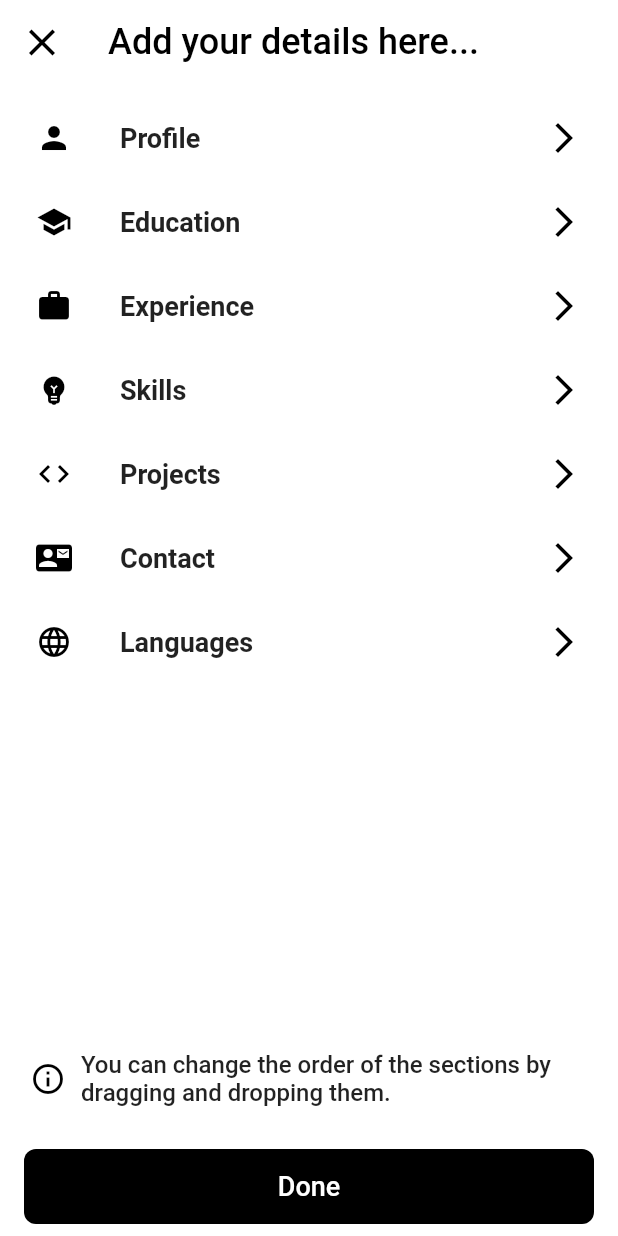
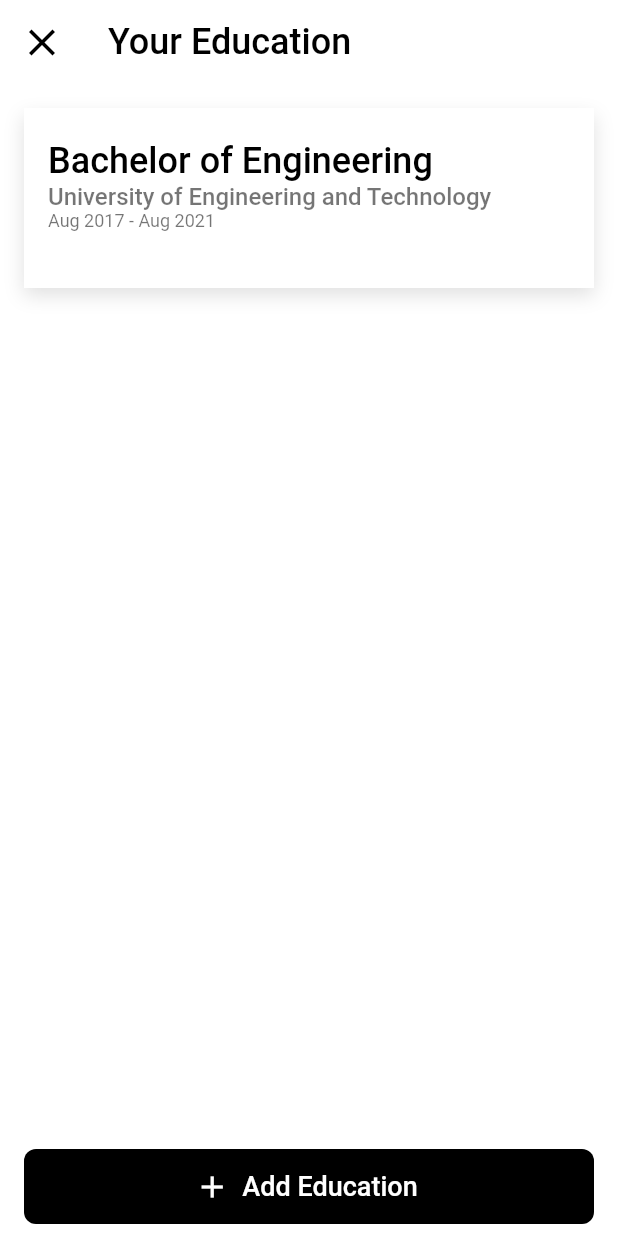
Before and after one commit to SanjayMehra-27/simple_resume_builder_app, a Flutter app: the AddDetailsView screen opened directly, after a tap on "Education", on a phone screen of 412 x 824 dp. Run offline on Flutter 3.47's test engine with Material 2 defaults, Android fonts, the phone set to English and light mode, and no system bars; our stand-ins replace get.

Commit message:
education section UI added

```diff
--- a/lib/app/model/resume_section/resume_section.dart
+++ b/lib/app/model/resume_section/resume_section.dart
@@ -1,6 +1,7 @@
 import 'package:flutter/material.dart';
 import 'package:get/get.dart';
 
+import '../../modules/resume/widgets/education_page.dart';
 import '../../modules/resume/widgets/profile_page.dart';
 
 class ResumeSection {
@@ -34,7 +35,13 @@
     id: 2,
     title: 'Education',
     icon: Icons.school,
-    onTap: () {},
+    onTap: () {
+      // Open Education Page
+      Get.to(
+        () => const EducationPage(),
+        transition: Transition.rightToLeft,
+      );
+    },
   ),
   ResumeSection(
     id: 3,
--- /dev/null
+++ b/lib/app/modules/resume/widgets/education_page.dart
@@ -0,0 +1,188 @@
+import 'package:flutter/material.dart';
+import 'package:get/get.dart';
+import 'package:simple_resume_builder_app/app/constants/text_style_const/text_style_const.dart';
+
+import '../../../widgets/buttons/primary/primary_button.dart';
+
+class EducationPage extends StatelessWidget {
+  const EducationPage({Key? key}) : super(key: key);
+
+  @override
+  Widget build(BuildContext context) {
+    return GestureDetector(
+      onTap: () {
+        FocusScope.of(context).unfocus();
+      },
+      child: Scaffold(
+        backgroundColor: Colors.white,
+        appBar: AppBar(
+          iconTheme: const IconThemeData(color: Colors.black),
+          title: const Text('Your Education', style: AppTextStyleConst.heading),
+          centerTitle: false,
+          backgroundColor: Colors.white,
+          elevation: 0,
+          leading: IconButton(
+            onPressed: () {
+              // Close the Add Details page
+              Navigator.pop(context);
+            },
+            icon: const Icon(Icons.close, color: Colors.black, size: 30),
+          ),
+        ),
+        body: SafeArea(
+          child: Column(
+              mainAxisAlignment: MainAxisAlignment.start,
+              crossAxisAlignment: CrossAxisAlignment.start,
+              children: [
+                Container(
+                  margin: const EdgeInsets.all(16),
+                  decoration: const BoxDecoration(
+                    color: Colors.white,
+                    boxShadow: [
+                      BoxShadow(
+                        color: Colors.black12,
+                        blurRadius: 10,
+                        offset: Offset(0, 5),
+                      ),
+                    ],
+                  ),
+                  child: ListTile(
+                    onLongPress: () {},
+                    isThreeLine: true,
+                    title: const Text(
+                      'Bachelor of Engineering',
+                      style: AppTextStyleConst.heading,
+                    ),
+                    contentPadding: const EdgeInsets.all(16),
+                    subtitle: Column(
+                      crossAxisAlignment: CrossAxisAlignment.start,
+                      children: const [
+                        Text(
+                          'University of Engineering and Technology',
+                          style: AppTextStyleConst.subtitle,
+                        ),
+                        Text(
+                          'Aug 2017 - Aug 2021',
+                          style: AppTextStyleConst.caption,
+                        ),
+                      ],
+                    ),
+                    onTap: () {
+                      // Add Education
+                    },
+                  ),
+                ),
+
+                // Add Education Button
+                const Expanded(child: SizedBox()),
+                const SizedBox(height: 20),
+                PrimaryButton(
+                  text: 'Add Education',
+                  icon: const Icon(Icons.add),
+                  onPressed: () {
+                    // Add Education Bottom Sheet
+                    Get.bottomSheet(
+                      const AddEducationBottomsheet(),
+                    );
+                  },
+                ),
+              ]),
+        ),
+      ),
+    );
+  }
+}
+
+class AddEducationBottomsheet extends StatelessWidget {
+  const AddEducationBottomsheet({
+    Key? key,
+  }) : super(key: key);
+
+  @override
+  Widget build(BuildContext context) {
+    return Container(
+      height: 470,
+      width: double.infinity,
+      decoration: const BoxDecoration(
+        color: Colors.white,
+        borderRadius: BorderRadius.only(
+          topLeft: Radius.circular(20),
+          topRight: Radius.circular(20),
+        ),
+      ),
+      child: Column(
+        children: [
+          const SizedBox(height: 20),
+          const Text(
+            'Add Education',
+            style: AppTextStyleConst.heading,
+          ),
+          const SizedBox(height: 20),
+          const PrimaryTextField(
+            hintText: 'e.g. Bachelor of Engineering',
+            labelText: 'Degree',
+          ),
+          const SizedBox(height: 20),
+          const PrimaryTextField(
+            hintText: 'e.g. University of Engineering and Technology',
+            labelText: 'Institute',
+          ),
+          const SizedBox(height: 20),
+          const PrimaryTextField(
+            hintText: 'e.g. Aug 2017 - Aug 2021',
+            labelText: 'Duration',
+          ),
+          const SizedBox(height: 20),
+          PrimaryButton(
+            text: 'Save',
+            icon: const Icon(Icons.save),
+            onPressed: () {
+              // Save Education
+              Get.back();
+            },
+          ),
+        ],
+      ),
+    );
+  }
+}
+
+class PrimaryTextField extends StatelessWidget {
+  const PrimaryTextField({
+    Key? key,
+    this.hintText,
+    this.labelText,
+    this.controller,
+  }) : super(key: key);
+
+  final String? hintText;
+  final String? labelText;
+  final TextEditingController? controller;
+
+  @override
+  Widget build(BuildContext context) {
+    return Column(
+      crossAxisAlignment: CrossAxisAlignment.start,
+      children: [
+        Padding(
+          padding: const EdgeInsets.only(left: 22),
+          child: Text(
+            labelText ?? 'Label',
+            style: AppTextStyleConst.title,
+          ),
+        ),
+        const SizedBox(height: 10),
+        TextFormField(
+          decoration: InputDecoration(
+            hintText: hintText ?? '',
+            border: InputBorder.none,
+            contentPadding: const EdgeInsets.symmetric(
+              horizontal: 25,
+              vertical: 15,
+            ),
+          ),
+        ),
+      ],
+    );
+  }
+}
--- a/lib/app/widgets/buttons/primary/primary_button.dart
+++ b/lib/app/widgets/buttons/primary/primary_button.dart
@@ -10,6 +10,7 @@
     this.textStyle,
     this.elevation,
     this.borderRadius,
+    this.icon,
   }) : super(key: key);
 
   final String text;
@@ -19,6 +20,7 @@
   final TextStyle? textStyle;
   final double? elevation;
   final double? borderRadius;
+  final Widget? icon;
 
   @override
   Widget build(BuildContext context) {
@@ -27,7 +29,8 @@
       child: SizedBox(
         width: double.infinity,
         height: 50,
-        child: ElevatedButton(
+        child: ElevatedButton.icon(
+          icon: icon ?? const SizedBox(),
           onPressed: onPressed,
           style: ElevatedButton.styleFrom(
             primary: color ?? Colors.black,
@@ -38,7 +41,7 @@
             ),
             maximumSize: const Size(double.infinity, 100),
           ),
-          child: Text(
+          label: Text(
             text,
             style: textStyle ??
                 const TextStyle(
```
